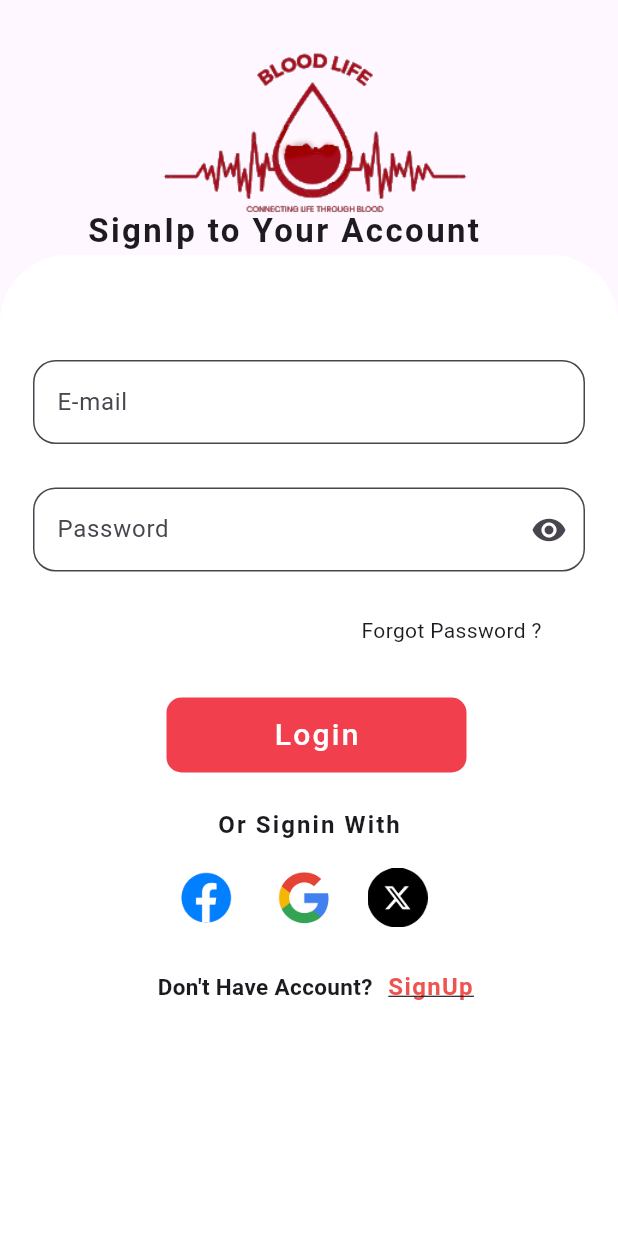
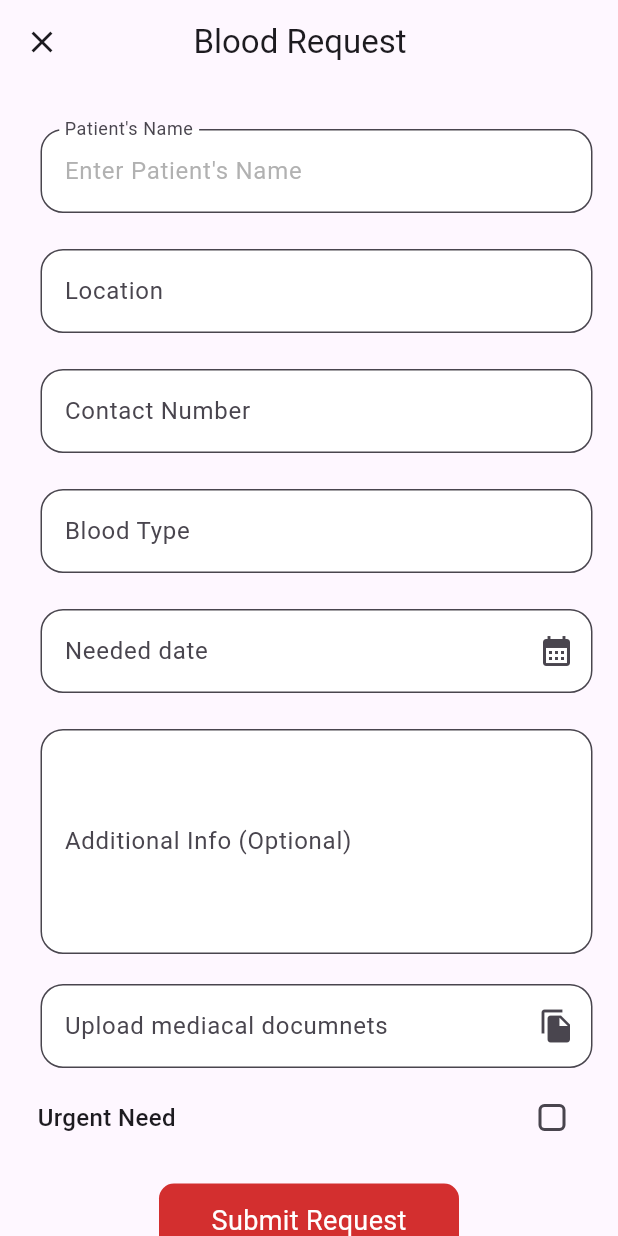
Before and after one commit to Pakhrin007/BloodLife, a Flutter app: the screen it shows after launch, on a phone screen of 412 x 824 dp. Run offline on Flutter 3.47's test engine with Material 3 defaults, Android fonts, the phone set to English and light mode, and no system bars; our stand-ins replace animated_splash_screen, curved_navigation_bar, lottie.

Commit message:
bloodrequest

```diff
--- /dev/null
+++ b/lib/Dummypages/Bloodrequest.dart
@@ -0,0 +1,242 @@
+import 'package:flutter/material.dart';
+
+class Bloodrequest extends StatefulWidget {
+  const Bloodrequest({super.key});
+
+  @override
+  State<Bloodrequest> createState() => _BloodrequestState();
+}
+
+class _BloodrequestState extends State<Bloodrequest> {
+  bool isChecked = false;
+
+  @override
+  Widget build(BuildContext context) {
+    return Scaffold(
+      appBar: AppBar(
+        centerTitle: true,
+        title: Row(
+          children: [
+            Icon(Icons.close),
+            Padding(
+              padding: const EdgeInsets.only(left: 89),
+              child: Text("Blood Request"),
+            )
+          ],
+        ),
+      ),
+      body: SingleChildScrollView(
+        child: Column(
+          mainAxisAlignment: MainAxisAlignment.start,
+          children: [
+            Padding(
+              padding: const EdgeInsets.only(top: 30, left: 10),
+              child: SizedBox(
+                height: 60,
+                width: 368,
+                child: TextField(
+                  decoration: InputDecoration(
+                    fillColor: Colors.white,
+                    filled: true,
+                    floatingLabelBehavior: FloatingLabelBehavior
+                        .always, // Forces label to always float at top
+
+                    label: const Text("Patient's Name"),
+                    hintText: "Enter Patient's Name",
+                    hintStyle: TextStyle(
+                        color: Colors.grey.withOpacity(0.8),
+                        fontWeight: FontWeight.normal),
+                    border: OutlineInputBorder(
+                      borderRadius: BorderRadius.circular(15),
+                    ),
+                  ),
+                ),
+              ),
+            ),
+            Padding(
+              padding: const EdgeInsets.only(top: 20, left: 10),
+              child: SizedBox(
+                height: 60,
+                width: 368,
+                child: TextField(
+                  decoration: InputDecoration(
+                    fillColor: Colors.white,
+                    filled: true,
+                    label: const Text("Location"),
+                    hintText: 'Blood Banks/Hospital Location',
+                    hintStyle: TextStyle(
+                        color: Colors.grey.withOpacity(0.8),
+                        fontWeight: FontWeight.normal),
+                    border: OutlineInputBorder(
+                      borderRadius: BorderRadius.circular(15),
+                    ),
+                  ),
+                ),
+              ),
+            ),
+            Padding(
+              padding: const EdgeInsets.only(top: 20, left: 10),
+              child: SizedBox(
+                height: 60,
+                width: 368,
+                child: TextField(
+                  decoration: InputDecoration(
+                    fillColor: Colors.white,
+                    filled: true,
+                    label: const Text("Contact Number"),
+                    hintText: 'Enter Your Contact Number',
+                    hintStyle: TextStyle(
+                        color: Colors.grey.withOpacity(0.8),
+                        fontWeight: FontWeight.normal),
+                    border: OutlineInputBorder(
+                      borderRadius: BorderRadius.circular(15),
+                    ),
+                  ),
+                ),
+              ),
+            ),
+            Padding(
+              padding: const EdgeInsets.only(top: 20, left: 10),
+              child: SizedBox(
+                height: 60,
+                width: 368,
+                child: TextField(
+                  decoration: InputDecoration(
+                    fillColor: Colors.white,
+                    filled: true,
+                    label: const Text("Blood Type"),
+                    // hintText: 'Enter Patient Name',
+                    hintStyle: TextStyle(
+                        color: Colors.grey.withOpacity(0.8),
+                        fontWeight: FontWeight.normal),
+                    border: OutlineInputBorder(
+                      borderRadius: BorderRadius.circular(15),
+                    ),
+                  ),
+                ),
+              ),
+            ),
+            Padding(
+              padding: const EdgeInsets.only(top: 20, left: 10),
+              child: SizedBox(
+                height: 60,
+                width: 368,
+                child: TextField(
+                  decoration: InputDecoration(
+                    fillColor: Colors.white,
+                    filled: true,
+                    label: const Text("Needed date"),
+                    // hintText: 'Enter Patient Name',
+                    suffixIcon: Icon(Icons.calendar_month),
+                    hintStyle: TextStyle(
+                        color: Colors.grey.withOpacity(0.8),
+                        fontWeight: FontWeight.normal),
+                    border: OutlineInputBorder(
+                      borderRadius: BorderRadius.circular(15),
+                    ),
+                  ),
+                ),
+              ),
+            ),
+            Padding(
+              padding: const EdgeInsets.only(top: 20, left: 10),
+              child: SizedBox(
+                height: 150,
+                width: 368,
+                child: TextField(
+                  maxLines: null,
+                  expands: true,
+                  textAlignVertical:
+                      TextAlignVertical.top, // This makes text start from top
+                  decoration: InputDecoration(
+                    fillColor: Colors.white,
+                    filled: true,
+                    alignLabelWithHint:
+                        false, // Ensures label doesn't follow hint text position
+                    label: const Text("Additional Info (Optional)"),
+                    hintText: 'Enter Additional Info',
+                    hintStyle: TextStyle(
+                        color: Colors.grey.withOpacity(0.8),
+                        fontWeight: FontWeight.normal),
+                    border: OutlineInputBorder(
+                      borderRadius: BorderRadius.circular(15),
+                    ),
+                  ),
+                ),
+              ),
+            ),
+            Padding(
+              padding: const EdgeInsets.only(top: 20, left: 10),
+              child: SizedBox(
+                height: 60,
+                width: 368,
+                child: TextField(
+                  decoration: InputDecoration(
+                    fillColor: Colors.white,
+                    filled: true,
+                    label: const Text("Upload mediacal documnets"),
+                    // hintText: 'Enter Patient Name',
+                    suffixIcon: Icon(Icons.file_copy),
+                    hintStyle: TextStyle(
+                        color: Colors.grey.withOpacity(0.8),
+                        fontWeight: FontWeight.normal),
+                    border: OutlineInputBorder(
+                      borderRadius: BorderRadius.circular(15),
+                    ),
+                  ),
+                ),
+              ),
+            ),
+            Row(
+              mainAxisAlignment: MainAxisAlignment
+                  .spaceBetween, // This will push checkbox to the right
+              children: [
+                Padding(
+                  padding: const EdgeInsets.only(left: 25, top: 5),
+                  child: const Text(
+                    "Urgent Need",
+                    style: TextStyle(
+                      fontSize: 16,
+                      fontWeight: FontWeight.w500,
+                    ),
+                  ),
+                ),
+                Padding(
+                  padding: const EdgeInsets.only(right: 20, top: 5),
+                  child: Checkbox(
+                    value: isChecked,
+                    onChanged: (bool? value) {
+                      setState(() {
+                        isChecked = value ?? false;
+                      });
+                    },
+                    shape: RoundedRectangleBorder(
+                      borderRadius: BorderRadius.circular(4),
+                    ),
+                    activeColor: Colors.blue,
+                  ),
+                ),
+              ],
+            ),
+            Container(
+              margin: EdgeInsets.only(bottom: 30, top: 20),
+              height: 50,
+              width: 200,
+              decoration: BoxDecoration(
+                  color: Colors.red.shade700,
+                  borderRadius: BorderRadius.circular(10)),
+              child: Center(
+                  child: Text(
+                "Submit Request",
+                style: TextStyle(
+                  fontSize: 18,
+                  color: Colors.white,
+                ),
+              )),
+            )
+          ],
+        ),
+      ),
+    );
+  }
+}
--- a/lib/Dummypages/fav.dart
+++ b/lib/Dummypages/fav.dart
@@ -11,7 +11,7 @@ class _FavState extends State<Fav> {
   @override
   Widget build(BuildContext context) {
     return Container(
-      child: Text("favourite"),
+      child: const Text("favourite"),
     );
   }
 }
--- a/lib/Dummypages/home.dart
+++ b/lib/Dummypages/home.dart
@@ -11,7 +11,7 @@ class _HomeState extends State<Home> {
   @override
   Widget build(BuildContext context) {
     return Container(
-      child: Text("home"),
+      child: const Text("home"),
     );
   }
 }
--- a/lib/Dummypages/profile.dart
+++ b/lib/Dummypages/profile.dart
@@ -11,7 +11,7 @@ class _ProfileState extends State<Profile> {
   @override
   Widget build(BuildContext context) {
     return Container(
-      child: Text("profile"),
+      child: const Text("profile"),
     );
   }
 }
--- a/lib/Dummypages/search.dart
+++ b/lib/Dummypages/search.dart
@@ -11,7 +11,7 @@ class _SearchState extends State<Search> {
   @override
   Widget build(BuildContext context) {
     return Container(
-      child: Text("search"),
+      child: const Text("search"),
     );
   }
 }
--- a/lib/Dummypages/setting.dart
+++ b/lib/Dummypages/setting.dart
@@ -11,7 +11,7 @@ class _SettingState extends State<Setting> {
   @override
   Widget build(BuildContext context) {
     return Container(
-      child: Text("Settig"),
+      child: const Text("Settig"),
     );
   }
 }
--- a/lib/SignupandSignPages/loginpage.dart
+++ b/lib/SignupandSignPages/loginpage.dart
@@ -23,7 +23,7 @@ class _LoginpageState extends State<Loginpage> {
               child: Padding(
                 padding: const EdgeInsets.only(top: 138, left: 38),
                 child: Container(
-                  child: Text(
+                  child: const Text(
                     "SignIp to Your Account",
                     style: TextStyle(
                         letterSpacing: 1.6,
@@ -39,7 +39,7 @@ class _LoginpageState extends State<Loginpage> {
             child: Container(
               height: 660,
               width: double.infinity,
-              decoration: BoxDecoration(
+              decoration: const BoxDecoration(
                 color: Colors.white,
                 borderRadius: BorderRadius.only(
                   topLeft: Radius.circular(45),
@@ -50,14 +50,14 @@ class _LoginpageState extends State<Loginpage> {
                 padding: const EdgeInsets.only(top: 70),
                 child: Column(
                   children: [
-                    Container(
+                    SizedBox(
                       height: 60,
                       width: 368,
                       child: TextField(
                         decoration: InputDecoration(
                           fillColor: Colors.white,
                           filled: true,
-                          label: Text("E-mail"),
+                          label: const Text("E-mail"),
                           hintText: 'Enter Your E-mail',
                           border: OutlineInputBorder(
                             borderRadius: BorderRadius.circular(15),
@@ -65,35 +65,35 @@ class _LoginpageState extends State<Loginpage> {
                         ),
                       ),
                     ),
-                    SizedBox(
+                    const SizedBox(
                       height: 25,
                     ),
-                    Container(
+                    SizedBox(
                       height: 60,
                       width: 368,
                       child: TextField(
                         decoration: InputDecoration(
                           fillColor: Colors.white,
                           filled: true,
-                          label: Text("Password"),
+                          label: const Text("Password"),
                           hintText: 'Enter Your Password',
-                          suffixIcon: Icon(Icons.remove_red_eye),
+                          suffixIcon: const Icon(Icons.remove_red_eye),
                           border: OutlineInputBorder(
                             borderRadius: BorderRadius.circular(15),
                           ),
                         ),
                       ),
                     ),
-                    SizedBox(
+                    const SizedBox(
                       height: 25,
                     ),
                     Padding(
                       padding: const EdgeInsets.only(left: 190),
                       child: Container(
-                        child: Text("Forgot Password ?"),
+                        child: const Text("Forgot Password ?"),
                       ),
                     ),
-                    SizedBox(
+                    const SizedBox(
                       height: 25,
                     ),
                     Padding(
@@ -103,7 +103,7 @@ class _LoginpageState extends State<Loginpage> {
                           Navigator.push(
                             context,
                             MaterialPageRoute(
-                              builder: (context) => Signuppages(),
+                              builder: (context) => const Signuppages(),
                             ),
                           );
                         },
@@ -112,7 +112,7 @@ class _LoginpageState extends State<Loginpage> {
                             Navigator.push(
                               context,
                               MaterialPageRoute(
-                                builder: (context) => Dashboard(),
+                                builder: (context) => const Dashboard(),
                               ),
                             );
                           },
@@ -120,7 +120,7 @@ class _LoginpageState extends State<Loginpage> {
                             height: 50,
                             width: 200,
                             decoration: BoxDecoration(
-                              color: Color.fromRGBO(
+                              color: const Color.fromRGBO(
                                 239,
                                 42,
                                 57,
@@ -128,7 +128,7 @@ class _LoginpageState extends State<Loginpage> {
                               ),
                               borderRadius: BorderRadius.circular(10),
                             ),
-                            child: Center(
+                            child: const Center(
                               child: Text(
                                 "Login",
                                 style: TextStyle(
@@ -142,11 +142,11 @@ class _LoginpageState extends State<Loginpage> {
                         ),
                       ),
                     ),
-                    SizedBox(
+                    const SizedBox(
                       height: 23,
                     ),
                     Container(
-                      child: Text(
+                      child: const Text(
                         "Or Signin With",
                         style: TextStyle(
                             letterSpacing: 1.4,
@@ -158,25 +158,25 @@ class _LoginpageState extends State<Loginpage> {
                       padding: const EdgeInsets.only(left: 110, top: 10),
                       child: Row(
                         children: [
-                          Container(
+                          SizedBox(
                             height: 55,
                             width: 55,
                             child:
                                 Image.asset('assets/Images/Icons/facebook.png'),
                           ),
-                          SizedBox(
+                          const SizedBox(
                             width: 10,
                           ),
-                          Container(
+                          SizedBox(
                             height: 55,
                             width: 55,
                             child:
                                 Image.asset('assets/Images/Icons/Google.png'),
                           ),
-                          SizedBox(
+                          const SizedBox(
                             width: 15,
                           ),
-                          Container(
+                          SizedBox(
                             height: 40,
                             width: 40,
                             child: Image.asset('assets/Images/Icons/x.png'),
@@ -184,7 +184,7 @@ class _LoginpageState extends State<Loginpage> {
                         ],
                       ),
                     ),
-                    SizedBox(
+                    const SizedBox(
                       height: 20,
                     ),
                     Padding(
@@ -192,13 +192,13 @@ class _LoginpageState extends State<Loginpage> {
                       child: Row(
                         children: [
                           Container(
-                            child: Text(
+                            child: const Text(
                               "Don't Have Account?",
                               style: TextStyle(
                                   fontSize: 15, fontWeight: FontWeight.w700),
                             ),
                           ),
-                          SizedBox(
+                          const SizedBox(
                             width: 10,
                           ),
                           GestureDetector(
@@ -206,7 +206,7 @@ class _LoginpageState extends State<Loginpage> {
                               Navigator.push(
                                 context,
                                 MaterialPageRoute(
-                                  builder: (context) => Signuppages(),
+                                  builder: (context) => const Signuppages(),
                                 ),
                               );
                             },
@@ -232,7 +232,7 @@ class _LoginpageState extends State<Loginpage> {
           ),
           Padding(
             padding: const EdgeInsets.only(left: 10),
-            child: Container(
+            child: SizedBox(
               height: 225,
               width: 400,
               child: Image.asset(
--- a/lib/main.dart
+++ b/lib/main.dart
@@ -1,5 +1,4 @@
-import 'package:bloodlife/SignupandSignPages/loginpage.dart';
-import 'package:bloodlife/SignupandSignPages/signuppages.dart';
+import 'package:bloodlife/Dummypages/Bloodrequest.dart';
 import 'package:bloodlife/splashscreen/splashscreen.dart';
 import 'package:flutter/material.dart';
 
@@ -19,7 +18,7 @@ class MyApp extends StatelessWidget {
         colorScheme: ColorScheme.fromSeed(seedColor: Colors.deepPurple),
         useMaterial3: true,
       ),
-      home: const Splashscreen(),
+      home: const Bloodrequest(),
     );
   }
 }
--- a/lib/splashscreen/splashscreen.dart
+++ b/lib/splashscreen/splashscreen.dart
@@ -1,5 +1,4 @@
 import 'package:animated_splash_screen/animated_splash_screen.dart';
-import 'package:bloodlife/DonorsSectionPages/dashboard.dart';
 import 'package:bloodlife/SignupandSignPages/loginpage.dart';
 import 'package:flutter/material.dart';
 import 'package:lottie/lottie.dart';
```
Also changed, not shown: lib/DonorsSectionPages/dashboard.dart (+15 -9 lines), lib/SignupandSignPages/forgotpassword.dart (+248 -0 lines), lib/SignupandSignPages/signuppages.dart (+40 -58 lines), lib/Api/modal.dart (added).
